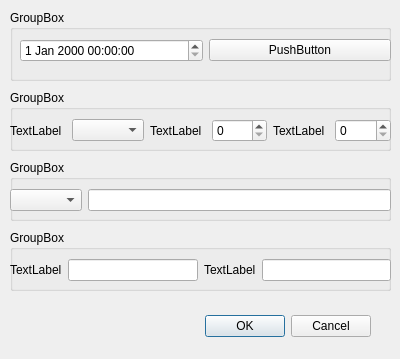
Old version of the form BerViewer/gen_otp_dlg.ui in the repository jykim74/BerEditor.
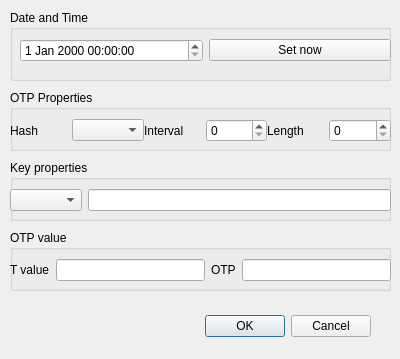
New version of the form.

What changed in the file:
```diff
--- a/BerViewer/gen_otp_dlg.ui
+++ b/BerViewer/gen_otp_dlg.ui
@@ -39,7 +39,7 @@
     </rect>
    </property>
    <property name="title">
-    <string>GroupBox</string>
+    <string>Date and Time</string>
    </property>
    <widget class="QWidget" name="gridLayoutWidget">
     <property name="geometry">
@@ -57,7 +57,7 @@
      <item row="0" column="1">
       <widget class="QPushButton" name="pushButton">
        <property name="text">
-        <string>PushButton</string>
+        <string>Set now</string>
        </property>
       </widget>
      </item>
@@ -74,7 +74,7 @@
     </rect>
    </property>
    <property name="title">
-    <string>GroupBox</string>
+    <string>OTP Properties</string>
    </property>
    <widget class="QWidget" name="gridLayoutWidget_2">
     <property name="geometry">
@@ -86,10 +86,13 @@
      </rect>
     </property>
     <layout class="QGridLayout" name="gridLayout_2">
+     <property name="horizontalSpacing">
+      <number>0</number>
+     </property>
      <item row="0" column="4">
       <widget class="QLabel" name="label_3">
        <property name="text">
-        <string>TextLabel</string>
+        <string>Length</string>
        </property>
       </widget>
      </item>
@@ -102,14 +105,14 @@
      <item row="0" column="0">
       <widget class="QLabel" name="label">
        <property name="text">
-        <string>TextLabel</string>
+        <string>Hash</string>
        </property>
       </widget>
      </item>
      <item row="0" column="2">
       <widget class="QLabel" name="label_2">
        <property name="text">
-        <string>TextLabel</string>
+        <string>Interval</string>
        </property>
       </widget>
      </item>
@@ -129,7 +132,7 @@
     </rect>
    </property>
    <property name="title">
-    <string>GroupBox</string>
+    <string>Key properties</string>
    </property>
    <widget class="QWidget" name="gridLayoutWidget_3">
     <property name="geometry">
@@ -160,7 +163,7 @@
     </rect>
    </property>
    <property name="title">
-    <string>GroupBox</string>
+    <string>OTP value</string>
    </property>
    <widget class="QWidget" name="gridLayoutWidget_4">
     <property name="geometry">
@@ -175,7 +178,7 @@
      <item row="0" column="2">
       <widget class="QLabel" name="label_5">
        <property name="text">
-        <string>TextLabel</string>
+        <string>OTP</string>
        </property>
       </widget>
      </item>
@@ -185,7 +188,7 @@
      <item row="0" column="0">
       <widget class="QLabel" name="label_4">
        <property name="text">
-        <string>TextLabel</string>
+        <string>T value</string>
        </property>
       </widget>
      </item>
```
Left out of the diff: 29 changed lines with no effect on the pictures.
